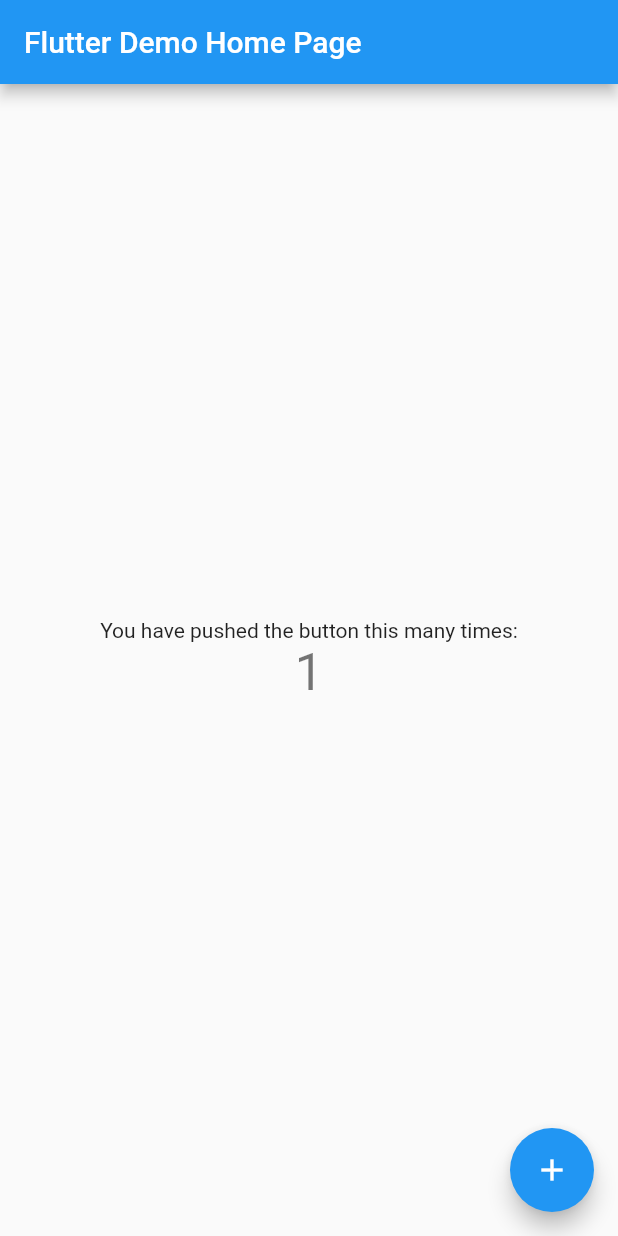
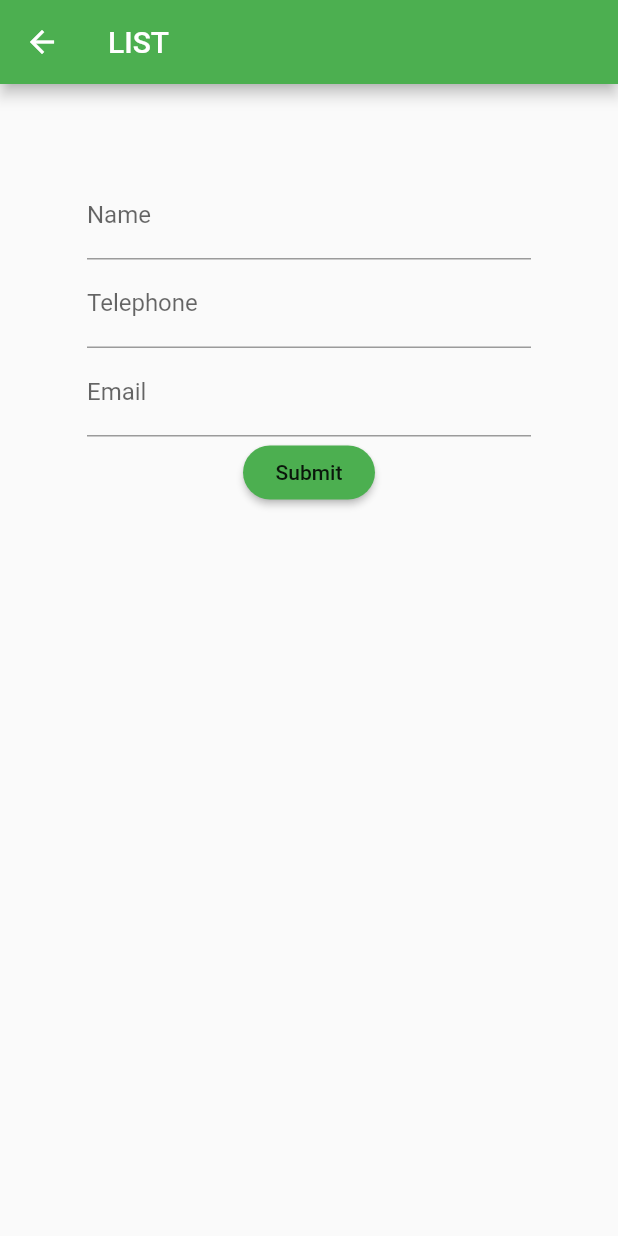
Before and after one commit to rensralph/flutterProjects, a Flutter app: the screen it shows after launch, after a tap on the "add" icon, on a phone screen of 412 x 824 dp. Run offline on Flutter 3.47's test engine with Material 2 defaults, Android fonts, the phone set to English and light mode, and no system bars; network calls fail.

Commit message:
initial commit

```diff
--- a/lib/main.dart
+++ b/lib/main.dart
@@ -1,111 +1,106 @@
 import 'package:flutter/material.dart';
+
+import 'package:http/http.dart' as http;
+
+import 'dart:convert';
+import 'dart:async';
+import 'view.dart';
+import 'details.dart';
 
 void main() => runApp(MyApp());
 
 class MyApp extends StatelessWidget {
-  // This widget is the root of your application.
   @override
   Widget build(BuildContext context) {
     return MaterialApp(
-      title: 'Flutter Demo',
+      title: 'CRUD Flutter',
       theme: ThemeData(
-        // This is the theme of your application.
-        //
-        // Try running your application with "flutter run". You'll see the
-        // application has a blue toolbar. Then, without quitting the app, try
-        // changing the primarySwatch below to Colors.green and then invoke
-        // "hot reload" (press "r" in the console where you ran "flutter run",
-        // or simply save your changes to "hot reload" in a Flutter IDE).
-        // Notice that the counter didn't reset back to zero; the application
-        // is not restarted.
         primarySwatch: Colors.blue,
       ),
-      home: MyHomePage(title: 'Flutter Demo Home Page'),
+      home: new UserList(),
     );
   }
 }
 
-class MyHomePage extends StatefulWidget {
-  MyHomePage({Key key, this.title}) : super(key: key);
-
-  // This widget is the home page of your application. It is stateful, meaning
-  // that it has a State object (defined below) that contains fields that affect
-  // how it looks.
-
-  // This class is the configuration for the state. It holds the values (in this
-  // case the title) provided by the parent (in this case the App widget) and
-  // used by the build method of the State. Fields in a Widget subclass are
-  // always marked "final".
-
-  final String title;
-
+class UserList extends StatefulWidget {
   @override
-  _MyHomePageState createState() => _MyHomePageState();
+  _UserListState createState() => _UserListState();
 }
 
-class _MyHomePageState extends State<MyHomePage> {
-  int _counter = 0;
-
-  void _incrementCounter() {
-    setState(() {
-      // This call to setState tells the Flutter framework that something has
-      // changed in this State, which causes it to rerun the build method below
-      // so that the display can reflect the updated values. If we changed
-      // _counter without calling setState(), then the build method would not be
-      // called again, and so nothing would appear to happen.
-      _counter++;
-    });
+class _UserListState extends State<UserList> {
+  Future<List> getUsers() async {
+    final response =
+        await http.get("http://192.168.172.2/pruebas/getUsers.php");
+    return json.decode(response.body);
   }
 
   @override
   Widget build(BuildContext context) {
-    // This method is rerun every time setState is called, for instance as done
-    // by the _incrementCounter method above.
-    //
-    // The Flutter framework has been optimized to make rerunning build methods
-    // fast, so that you can just rebuild anything that needs updating rather
-    // than having to individually change instances of widgets.
-    return Scaffold(
+    return new Scaffold(
       appBar: AppBar(
-        // Here we take the value from the MyHomePage object that was created by
-        // the App.build method, and use it to set our appbar title.
-        title: Text(widget.title),
+        title: Text("LIST"),
+        backgroundColor: Colors.green,
       ),
-      body: Center(
-        // Center is a layout widget. It takes a single child and positions it
-        // in the middle of the parent.
-        child: Column(
-          // Column is also a layout widget. It takes a list of children and
-          // arranges them vertically. By default, it sizes itself to fit its
-          // children horizontally, and tries to be as tall as its parent.
-          //
-          // Invoke "debug painting" (press "p" in the console, choose the
-          // "Toggle Debug Paint" action from the Flutter Inspector in Android
-          // Studio, or the "Toggle Debug Paint" command in Visual Studio Code)
-          // to see the wireframe for each widget.
-          //
-          // Column has various properties to control how it sizes itself and
-          // how it positions its children. Here we use mainAxisAlignment to
-          // center the children vertically; the main axis here is the vertical
-          // axis because Columns are vertical (the cross axis would be
-          // horizontal).
-          mainAxisAlignment: MainAxisAlignment.center,
-          children: <Widget>[
-            Text(
-              'You have pushed the button this many times:',
-            ),
-            Text(
-              '$_counter',
-              style: Theme.of(context).textTheme.display1,
-            ),
-          ],
-        ),
+      body: new FutureBuilder<List>(
+        future: getUsers(),
+        builder: (context, snapshot) {
+          if (snapshot.hasError) print(snapshot.error);
+          return snapshot.hasData
+              ? new ElementoLista(
+                  lista: snapshot.data,
+                )
+              : new Center(
+                  child: new CircularProgressIndicator(),
+                );
+        },
       ),
-      floatingActionButton: FloatingActionButton(
-        onPressed: _incrementCounter,
-        tooltip: 'Increment',
+      floatingActionButton: new FloatingActionButton(
         child: Icon(Icons.add),
-      ), // This trailing comma makes auto-formatting nicer for build methods.
+        onPressed: () => Navigator.of(context).push(new MaterialPageRoute(
+          builder: (BuildContext context) => new AgregarUsuario(),
+        )),
+      ),
     );
   }
 }
+
+class ElementoLista extends StatelessWidget {
+  final List lista;
+
+  ElementoLista({this.lista});
+
+  @override
+  Widget build(BuildContext context) {
+    return new ListView.builder(
+      itemCount: lista == null ? 0 : lista.length,
+      itemBuilder: (context, posicion) {
+        return new Container(
+          padding: EdgeInsets.all(2.0),
+          child: new GestureDetector(
+            onTap: () {
+              Navigator.of(context).push(new MaterialPageRoute(
+                builder: (BuildContext context) => new DetallesUsuario(
+                  index: posicion,
+                  lista: lista,
+                ),
+              ));
+            },
+            child: new Card(
+              color: Colors.deepOrangeAccent,
+              child: new Container(
+                padding: EdgeInsets.all(10.0),
+                child: Text(
+                  lista[posicion]['idUsuario'] +
+                      ": " +
+                      lista[posicion]['nombre'],
+                  style: TextStyle(
+                      fontWeight: FontWeight.bold, color: Colors.white),
+                ),
+              ),
+            ),
+          ),
+        );
+      },
+    );
+  }
+}
--- /dev/null
+++ b/lib/view.dart
@@ -0,0 +1,67 @@
+import 'package:flutter/material.dart';
+
+import 'package:http/http.dart' as http;
+
+class AgregarUsuario extends StatefulWidget {
+  @override
+  _AgregarUsuarioState createState() => _AgregarUsuarioState();
+}
+
+class _AgregarUsuarioState extends State<AgregarUsuario> {
+  TextEditingController controlNombre = new TextEditingController();
+  TextEditingController controlTelefono = new TextEditingController();
+  TextEditingController controlEmail = new TextEditingController();
+
+  @override
+  Widget build(BuildContext context) {
+    return new Scaffold(
+      appBar: AppBar(
+        title: Text("LIST"),
+        backgroundColor: Colors.green,
+      ),
+      body: Padding(
+        padding: const EdgeInsets.all(8.0),
+        child: new Container(
+          padding: EdgeInsets.all(50.0),
+          child: new Center(
+            child: new Column(
+              children: <Widget>[
+                new TextField(
+                  controller: controlNombre,
+                  decoration: new InputDecoration(labelText: "Name"),
+                ),
+                new TextField(
+                  controller: controlTelefono,
+                  decoration: new InputDecoration(labelText: "Telephone"),
+                ),
+                new TextField(
+                  controller: controlEmail,
+                  decoration: new InputDecoration(labelText: "Email"),
+                ),
+                new RaisedButton(
+                  child: new Text("Submit"),
+                  onPressed: () {
+                    agregarUsuario();
+                    Navigator.of(context).pop();
+                  },
+                  color: Colors.green,
+                  shape: RoundedRectangleBorder(borderRadius: BorderRadius.circular(30.0)),
+
+                ),
+              ],
+            ),
+          ),
+        ),
+      ),
+    );
+  }
+
+  void agregarUsuario() {
+    var url = "http://192.168.172.2/pruebas/agregarUsuario.php";
+    http.post(url, body: {
+      "nombre": controlNombre.text,
+      "telefono": controlTelefono.text,
+      "email": controlEmail.text,
+    });
+  }
+}
--- a/pubspec.yaml
+++ b/pubspec.yaml
@@ -23,6 +23,7 @@ dependencies:
   # The following adds the Cupertino Icons font to your application.
   # Use with the CupertinoIcons class for iOS style icons.
   cupertino_icons: ^0.1.2
+  http: any # PARA LA CONEXION CON PHP
 
 dev_dependencies:
   flutter_test:
```
Also changed, not shown: lib/details.dart (added, +77 -0 lines), lib/edit.dart (added, +68 -0 lines), pubspec.lock, 7 other files.
